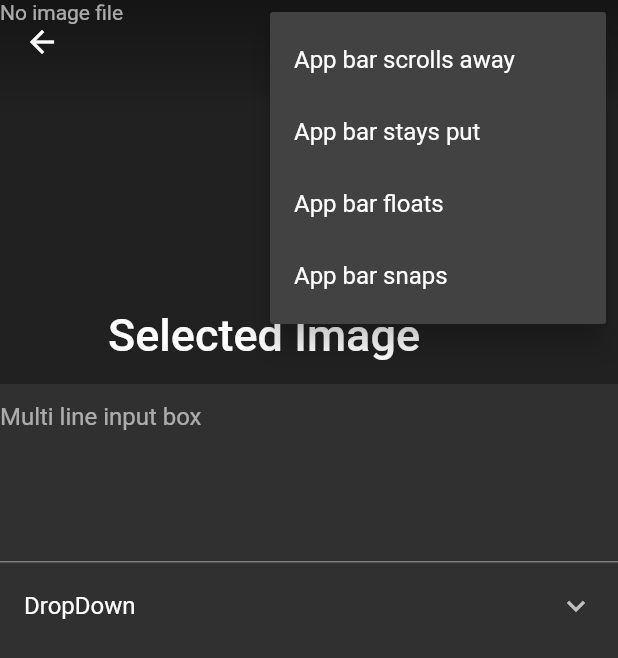
After one commit to trivenews/mobile, a Flutter app: the ScreenShotPreview screen opened by its route, after a tap on the "more vert" icon, on a phone screen of 412 x 824 dp. The commit adds this screen. Shown: the top 658 px of the screen. Run offline on Flutter 3.47's test engine with Material 2 defaults, Android fonts, the phone set to English and light mode, and no system bars; our stand-ins replace image_picker.

Commit message:
add screen shot preview screen

```diff
--- /dev/null
+++ b/lib/screenshot_preview_screen.dart
@@ -0,0 +1,135 @@
+// Copyright 2015 The Chromium Authors. All rights reserved.
+// Use of this source code is governed by a BSD-style license that can be
+// found in the LICENSE file.
+
+import 'package:flutter/material.dart';
+import 'dart:io';
+
+class ScreenShotPreview extends StatefulWidget {
+  static const String routeName = '/screenshots/preview';
+  final File file;
+  ScreenShotPreview(this.file);
+
+  @override
+  ScreenShotPreviewState createState() => new ScreenShotPreviewState(file);
+}
+
+enum AppBarBehavior { normal, pinned, floating, snapping }
+
+class ScreenShotPreviewState extends State<ScreenShotPreview> {
+  static final GlobalKey<ScaffoldState> _scaffoldKey =
+      new GlobalKey<ScaffoldState>(debugLabel: 'ScreenShotPreview');
+  final double _appBarHeight = 256.0;
+  File file;
+  ScreenShotPreviewState(this.file);
+
+  Widget showImage() {
+    if (file == null) {
+      return new Text('No image file');
+    }
+    return new Image.file(file);
+  }
+
+  AppBarBehavior _appBarBehavior = AppBarBehavior.pinned;
+
+  @override
+  Widget build(BuildContext context) {
+    return new Scaffold(
+      key: _scaffoldKey,
+      body: new CustomScrollView(
+        slivers: <Widget>[
+          new SliverAppBar(
+            expandedHeight: _appBarHeight,
+            pinned: _appBarBehavior == AppBarBehavior.pinned,
+            floating: _appBarBehavior == AppBarBehavior.floating ||
+                _appBarBehavior == AppBarBehavior.snapping,
+            snap: _appBarBehavior == AppBarBehavior.snapping,
+            actions: <Widget>[
+              new PopupMenuButton<AppBarBehavior>(
+                onSelected: (AppBarBehavior value) {
+                  setState(() {
+                    _appBarBehavior = value;
+                  });
+                },
+                itemBuilder: (BuildContext context) =>
+                    <PopupMenuItem<AppBarBehavior>>[
+                      const PopupMenuItem<AppBarBehavior>(
+                          value: AppBarBehavior.normal,
+                          child: const Text('App bar scrolls away')),
+                      const PopupMenuItem<AppBarBehavior>(
+                          value: AppBarBehavior.pinned,
+                          child: const Text('App bar stays put')),
+                      const PopupMenuItem<AppBarBehavior>(
+                          value: AppBarBehavior.floating,
+                          child: const Text('App bar floats')),
+                      const PopupMenuItem<AppBarBehavior>(
+                          value: AppBarBehavior.snapping,
+                          child: const Text('App bar snaps')),
+                    ],
+              )
+            ],
+            flexibleSpace: new FlexibleSpaceBar(
+              title: const Text('Selected Image'),
+              background: new Stack(
+                fit: StackFit.expand,
+                children: <Widget>[
+                  showImage(),
+                  // This gradient ensures that the toolbar icons are distinct
+                  // against the background image.
+                  const DecoratedBox(
+                    decoration: const BoxDecoration(
+                      gradient: const LinearGradient(
+                        begin: const Alignment(0.0, -1.0),
+                        end: const Alignment(0.0, -0.4),
+                        colors: const <Color>[
+                          const Color(0x60000000),
+                          const Color(0x00000000)
+                        ],
+                      ),
+                    ),
+                  ),
+                ],
+              ),
+            ),
+          ),
+          new SliverList(
+            delegate: new SliverChildListDelegate(<Widget>[
+              new Column(
+                children: <Widget>[
+                  new TextField(
+                    maxLines: 5,
+                    decoration:
+                        new InputDecoration(hintText: 'Multi line input box'),
+                  ),
+                  new ExpansionTile(
+                    title: new Text('DropDown'),
+                    children: <Widget>[
+                      new FlatButton(
+                        child: new Text('One'),
+                        onPressed: null,
+                      ),
+                      new FlatButton(
+                        child: new Text('two'),
+                        onPressed: null,
+                      ),
+                      new FlatButton(
+                        child: new Text('three'),
+                        onPressed: null,
+                      ),
+                      new FlatButton(
+                        child: new Text('four'),
+                        onPressed: null,
+                      ),
+                    ],
+                  ),
+                ],
+              )
+            ]),
+          ),
+        ],
+      ),
+    );
+  }
+
+  void dropDownSelect() {}
+}
```
Also changed, not shown: lib/main.dart (+36 -26 lines).
